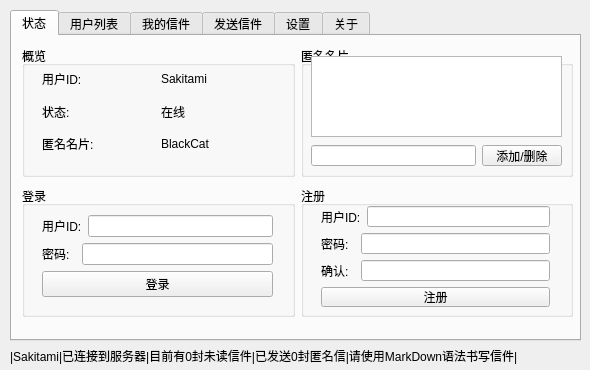
Qt form main.ui (Sakitami/anonymous) before a commit.
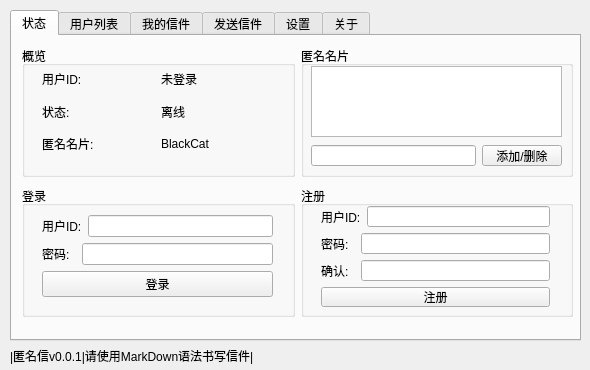
The same form after that commit. The open tabs and pages were chosen to show the change.

Commit message: 实现登录\注册\用户列表功能

Patch:
```diff
--- a/main.ui
+++ b/main.ui
@@ -94,7 +94,7 @@
              <item>
               <widget class="QLabel" name="label_3">
                <property name="text">
-                <string>Sakitami</string>
+                <string>未登录</string>
                </property>
               </widget>
              </item>
@@ -112,7 +112,7 @@
              <item>
               <widget class="QLabel" name="label_5">
                <property name="text">
-                <string>在线</string>
+                <string>离线</string>
                </property>
               </widget>
              </item>
@@ -145,16 +145,6 @@
          <property name="title">
           <string>匿名名片</string>
          </property>
-         <widget class="QTableView" name="tableView">
-          <property name="geometry">
-           <rect>
-            <x>10</x>
-            <y>10</y>
-            <width>251</width>
-            <height>81</height>
-           </rect>
-          </property>
-         </widget>
          <widget class="QWidget" name="horizontalLayoutWidget_5">
           <property name="geometry">
            <rect>
@@ -177,6 +167,16 @@
            </item>
           </layout>
          </widget>
+         <widget class="QTableWidget" name="tableWidget">
+          <property name="geometry">
+           <rect>
+            <x>10</x>
+            <y>20</y>
+            <width>251</width>
+            <height>71</height>
+           </rect>
+          </property>
+         </widget>
         </widget>
        </item>
       </layout>
@@ -602,7 +602,7 @@
      </rect>
     </property>
     <property name="text">
-     <string>|Sakitami|已连接到服务器|目前有0封未读信件|已发送0封匿名信|请使用MarkDown语法书写信件|</string>
+     <string>|匿名信v0.0.1|请使用MarkDown语法书写信件|</string>
     </property>
    </widget>
   </widget>
```
Left out of the diff: 13 changed lines with no effect on the pictures. The commit also changes 9 other files.
